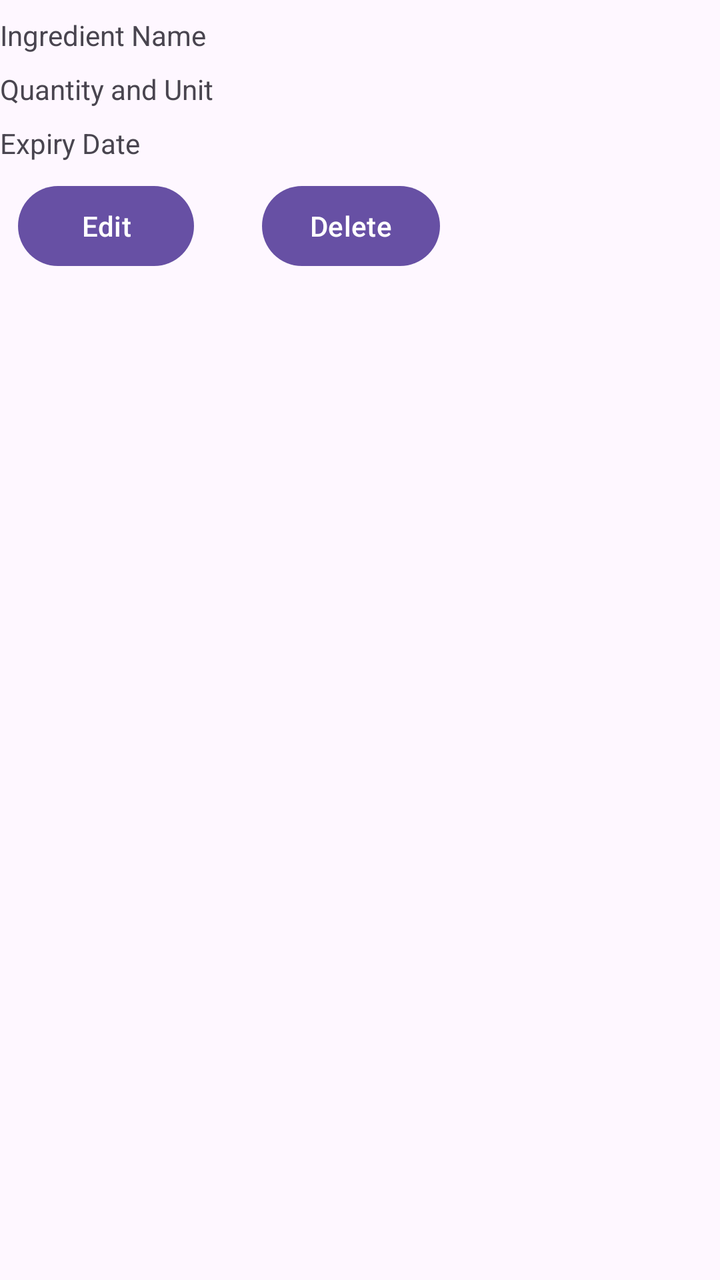
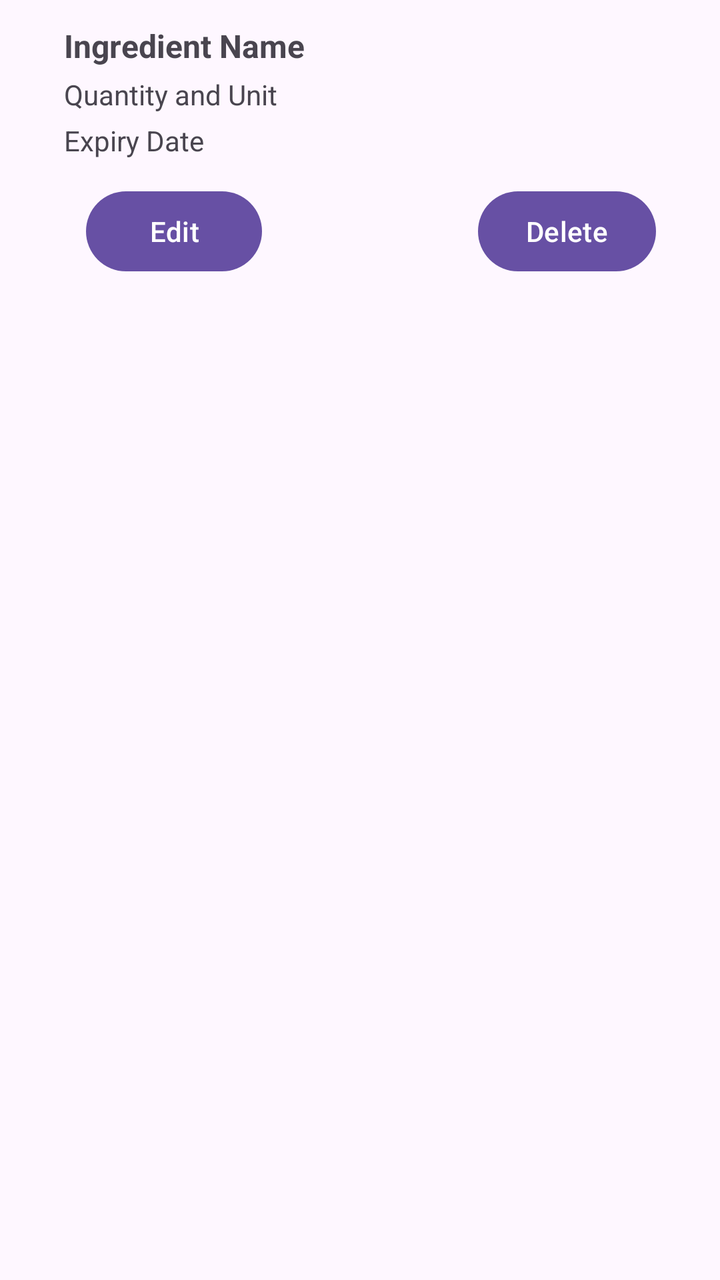

Before-and-after screenshots of an Android layout around one commit, followed by the original layout XML and the change that was made.
<!-- AndroidManifest.xml: application theme Theme.SmartPantryManager -->
<!-- res/layout/item_pantry.xml -->
<?xml version="1.0" encoding="utf-8"?>
<androidx.constraintlayout.widget.ConstraintLayout xmlns:android="http://schemas.android.com/apk/res/android"
    xmlns:app="http://schemas.android.com/apk/res-auto"
    xmlns:tools="http://schemas.android.com/tools"
    android:id="@+id/pantryItemLayout"
    android:layout_width="match_parent"
    android:layout_height="wrap_content">

    <TextView
        android:id="@+id/txtItemName"
        android:layout_width="wrap_content"
        android:layout_height="wrap_content"
        android:layout_marginTop="8dp"
        android:text="Ingredient Name"
        app:layout_constraintEnd_toEndOf="parent"
        app:layout_constraintHorizontal_bias="0.0"
        app:layout_constraintStart_toStartOf="parent"
        app:layout_constraintTop_toTopOf="parent" />

    <TextView
        android:id="@+id/txtItemQuantity"
        android:layout_width="wrap_content"
        android:layout_height="wrap_content"
        android:layout_marginTop="8dp"
        android:text="Quantity and Unit"
        app:layout_constraintEnd_toEndOf="parent"
        app:layout_constraintHorizontal_bias="0.0"
        app:layout_constraintStart_toStartOf="parent"
        app:layout_constraintTop_toBottomOf="@+id/txtItemName" />

    <TextView
        android:id="@+id/txtItemExpiry"
        android:layout_width="wrap_content"
        android:layout_height="wrap_content"
        android:layout_marginTop="8dp"
        android:text="Expiry Date"
        app:layout_constraintEnd_toEndOf="parent"
        app:layout_constraintHorizontal_bias="0.0"
        app:layout_constraintStart_toStartOf="parent"
        app:layout_constraintTop_toBottomOf="@+id/txtItemQuantity" />

    <Button
        android:id="@+id/btnEdit"
        android:layout_width="wrap_content"
        android:layout_height="wrap_content"
        android:layout_marginTop="8dp"
        android:text="Edit"
        app:layout_constraintEnd_toStartOf="@+id/btnDelete"
        app:layout_constraintHorizontal_bias="0.213"
        app:layout_constraintStart_toStartOf="parent"
        app:layout_constraintTop_toBottomOf="@+id/txtItemExpiry" />

    <Button
        android:id="@+id/btnDelete"
        android:layout_width="wrap_content"
        android:layout_height="wrap_content"
        android:layout_marginTop="8dp"
        android:layout_marginEnd="140dp"
        android:text="Delete"
        app:layout_constraintEnd_toEndOf="parent"
        app:layout_constraintTop_toBottomOf="@+id/txtItemExpiry" />
</androidx.constraintlayout.widget.ConstraintLayout>
<!-- resources referenced by this layout -->
<resources>
  <style name="Theme.SmartPantryManager" parent="Base.Theme.SmartPantryManager" />
  <style name="Base.Theme.SmartPantryManager" parent="Theme.Material3.DayNight.NoActionBar">
          
          
      </style>
</resources>

<!-- the commit's change to res/layout/item_pantry.xml (unified diff, before → after) -->
@@ -4,14 +4,19 @@
     xmlns:tools="http://schemas.android.com/tools"
     android:id="@+id/pantryItemLayout"
     android:layout_width="match_parent"
-    android:layout_height="wrap_content">
+    android:layout_height="wrap_content"
+    android:paddingStart="16dp"
+    android:paddingEnd="16dp">
 
     <TextView
         android:id="@+id/txtItemName"
         android:layout_width="wrap_content"
         android:layout_height="wrap_content"
-        android:layout_marginTop="8dp"
-        android:text="Ingredient Name"
+        android:layout_marginStart="16dp"
+        android:layout_marginTop="12dp"
+        android:text="@string/ingredient_name"
+        android:textSize="16sp"
+        android:textStyle="bold"
         app:layout_constraintEnd_toEndOf="parent"
         app:layout_constraintHorizontal_bias="0.0"
         app:layout_constraintStart_toStartOf="parent"
@@ -21,8 +26,9 @@
         android:id="@+id/txtItemQuantity"
         android:layout_width="wrap_content"
         android:layout_height="wrap_content"
-        android:layout_marginTop="8dp"
-        android:text="Quantity and Unit"
+        android:layout_marginStart="16dp"
+        android:layout_marginTop="4dp"
+        android:text="@string/quantity_and_unit"
         app:layout_constraintEnd_toEndOf="parent"
         app:layout_constraintHorizontal_bias="0.0"
         app:layout_constraintStart_toStartOf="parent"
@@ -32,8 +38,9 @@
         android:id="@+id/txtItemExpiry"
         android:layout_width="wrap_content"
         android:layout_height="wrap_content"
-        android:layout_marginTop="8dp"
-        android:text="Expiry Date"
+        android:layout_marginStart="16dp"
+        android:layout_marginTop="4dp"
+        android:text="@string/expiry_date"
         app:layout_constraintEnd_toEndOf="parent"
         app:layout_constraintHorizontal_bias="0.0"
         app:layout_constraintStart_toStartOf="parent"
@@ -43,8 +50,9 @@
         android:id="@+id/btnEdit"
         android:layout_width="wrap_content"
         android:layout_height="wrap_content"
-        android:layout_marginTop="8dp"
-        android:text="Edit"
+        android:layout_marginTop="12dp"
+        android:layout_marginEnd="8dp"
+        android:text="@string/edit"
         app:layout_constraintEnd_toStartOf="@+id/btnDelete"
         app:layout_constraintHorizontal_bias="0.213"
         app:layout_constraintStart_toStartOf="parent"
@@ -54,9 +62,9 @@
         android:id="@+id/btnDelete"
         android:layout_width="wrap_content"
         android:layout_height="wrap_content"
-        android:layout_marginTop="8dp"
-        android:layout_marginEnd="140dp"
-        android:text="Delete"
+        android:layout_marginTop="12dp"
+        android:layout_marginEnd="16dp"
+        android:text="@string/delete"
         app:layout_constraintEnd_toEndOf="parent"
         app:layout_constraintTop_toBottomOf="@+id/txtItemExpiry" />
 </androidx.constraintlayout.widget.ConstraintLayout>
<!-- resource entries referenced after the edit -->
@@ -1,5 +1,10 @@
 <!-- resources referenced by this layout -->
 <resources>
+  <string name="delete">Delete</string>
+  <string name="edit">Edit</string>
+  <string name="expiry_date">Expiry Date</string>
+  <string name="ingredient_name">Ingredient Name</string>
+  <string name="quantity_and_unit">Quantity and Unit</string>
   <style name="Theme.SmartPantryManager" parent="Base.Theme.SmartPantryManager" />
   <style name="Base.Theme.SmartPantryManager" parent="Theme.Material3.DayNight.NoActionBar">
           
